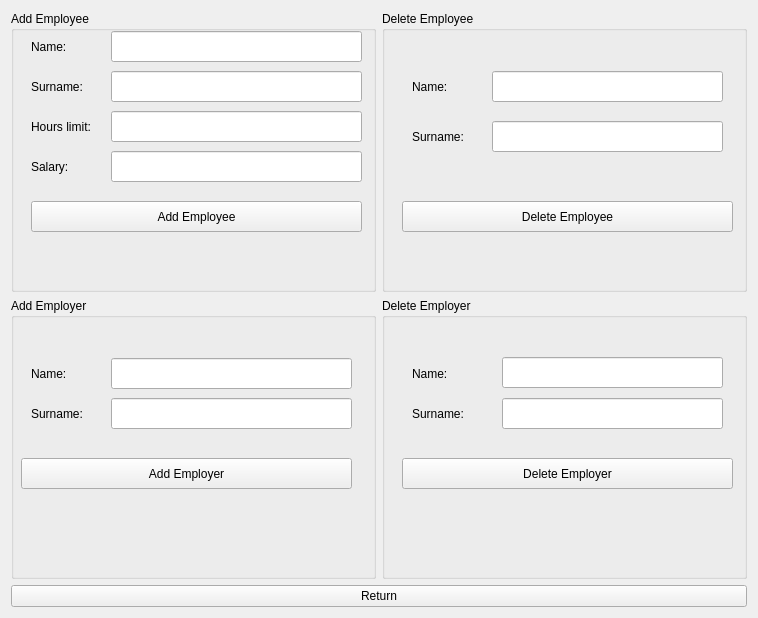
This is Comcalen/ManageDatabase.ui in Rolkarolka/Comcalen as Qt 5 draws it before an edit. The edited form follows.
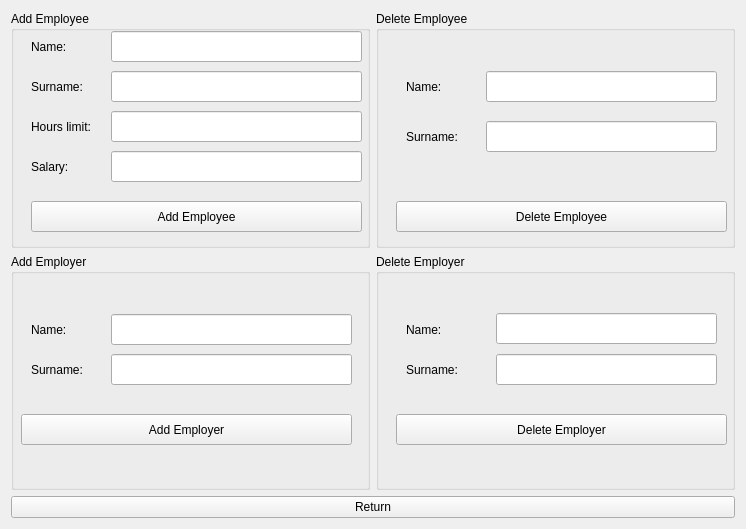
This is the edited form. Icons and pictures are not drawn.

What changed in the file:
```diff
--- a/Comcalen/ManageDatabase.ui
+++ b/Comcalen/ManageDatabase.ui
@@ -6,8 +6,8 @@
    <rect>
     <x>0</x>
     <y>0</y>
-    <width>758</width>
-    <height>618</height>
+    <width>746</width>
+    <height>529</height>
    </rect>
   </property>
   <property name="windowTitle">
@@ -16,6 +16,9 @@
   <layout class="QGridLayout" name="gridLayout">
    <item row="1" column="0">
     <widget class="QGroupBox" name="add_employer">
+     <property name="styleSheet">
+      <string notr="true"> QGroupBox { background-image:url(:/Comcalen/background.jpg)}</string>
+     </property>
      <property name="title">
       <string>Add Employer</string>
      </property>
@@ -82,6 +85,9 @@
    </item>
    <item row="0" column="1">
     <widget class="QGroupBox" name="del_employee">
+     <property name="styleSheet">
+      <string notr="true"> QGroupBox { background-image:url(:/Comcalen/background.jpg)}</string>
+     </property>
      <property name="title">
       <string>Delete Employee</string>
      </property>
@@ -155,6 +161,9 @@
    </item>
    <item row="1" column="1">
     <widget class="QGroupBox" name="delete_employer">
+     <property name="styleSheet">
+      <string notr="true"> QGroupBox { background-image:url(:/Comcalen/background.jpg)}</string>
+     </property>
      <property name="title">
       <string>Delete Employer</string>
      </property>
@@ -221,6 +230,9 @@
    </item>
    <item row="0" column="0">
     <widget class="QGroupBox" name="add_employee_box">
+     <property name="styleSheet">
+      <string notr="true"> QGroupBox { background-image:url(:/Comcalen/background.jpg)}</string>
+     </property>
      <property name="title">
       <string>Add Employee</string>
      </property>
```
Left out of the diff: 4 changed lines with no effect on the pictures.
